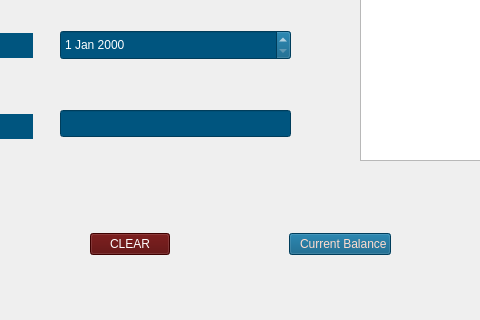
Old version of the form incomebox.ui in the repository Cyb3rSoldier/Finance-Manager; both pictures show x 170 to 650 and y 180 to 500 of the 1000 by 500 pixel window.
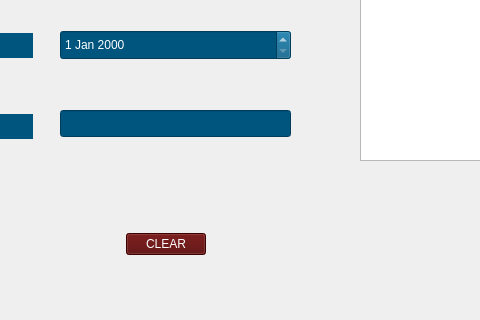
New version of the form. Icons and pictures are not drawn.

Diff of the .ui file:
```diff
--- a/incomebox.ui
+++ b/incomebox.ui
@@ -255,26 +255,6 @@
       </property>
      </spacer>
     </item>
-    <item>
-     <widget class="QPushButton" name="button3">
-      <property name="cursor">
-       <cursorShape>PointingHandCursor</cursorShape>
-      </property>
-      <property name="styleSheet">
-       <string notr="true">QPushButton{
-	font: 12pt &quot;Impact&quot;;
-	color: rgb(255, 220, 206);
-	background-color: rgb(0, 85, 127);
-}</string>
-      </property>
-      <property name="text">
-       <string>  Current Balance</string>
-      </property>
-      <property name="icon">
-       <iconset theme="QIcon::ThemeIcon::SystemSearch"/>
-      </property>
-     </widget>
-    </item>
     <item>
      <spacer name="horizontalSpacer_6">
       <property name="orientation">
```
Left out of the diff: 4 changed lines with no effect on the pictures.
